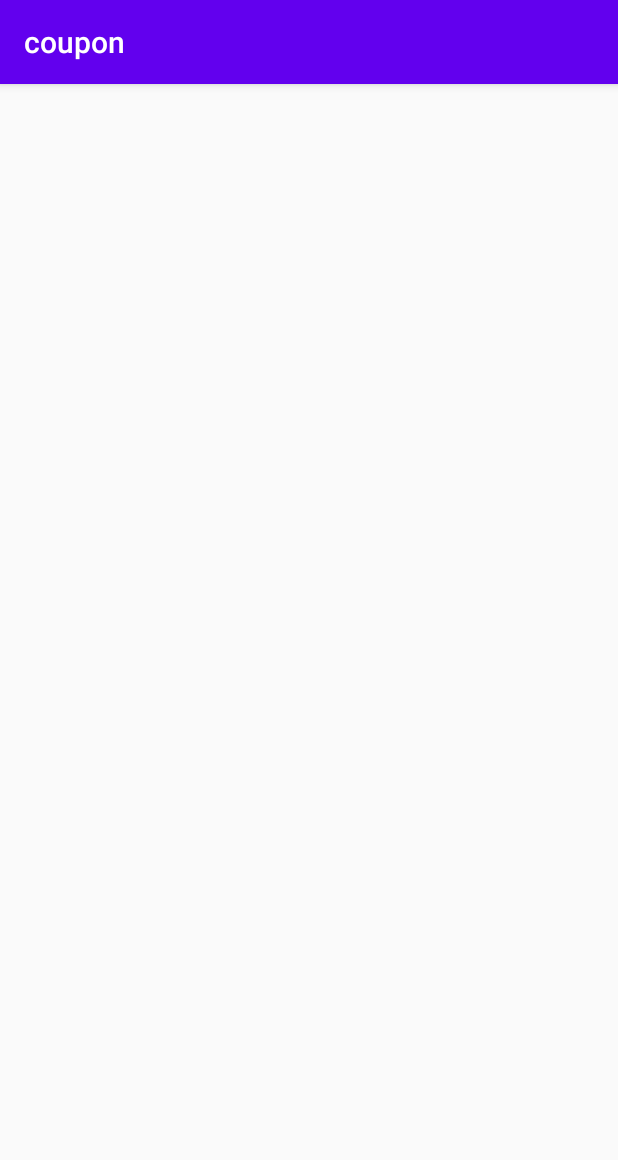
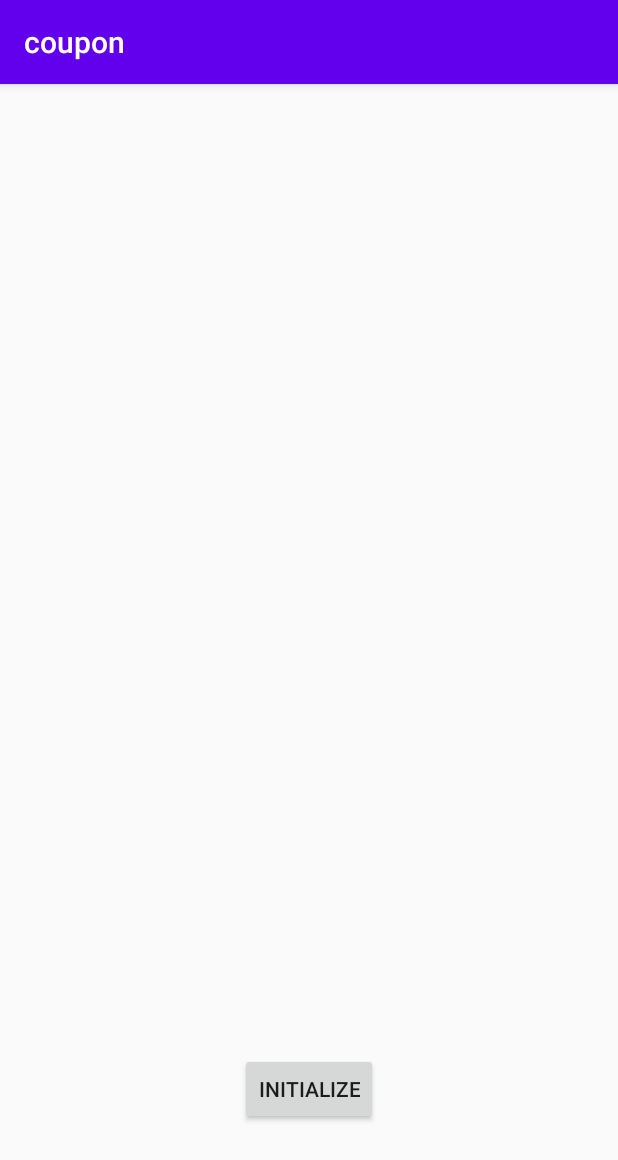
Before and after one commit to JeanSantosReyes/C51, an Android app: the screen it shows after launch (MainActivity), on a phone screen of 412 x 824 dp. Shown: the top 1160 px of the screen. Run offline under Robolectric (Android 15) with nearby library versions, the phone set to English and light mode, and no system bars.

```diff
--- a/app/src/main/AndroidManifest.xml
+++ b/app/src/main/AndroidManifest.xml
@@ -1,6 +1,8 @@
 <?xml version="1.0" encoding="utf-8"?>
 <manifest xmlns:android="http://schemas.android.com/apk/res/android"
     package="com.check.coupon">
+    <uses-permission android:name="android.permission.ACCESS_NETWORK_STATE"/>
+    <uses-permission android:name="android.permission.INTERNET" />
 
     <application
         android:allowBackup="true"
--- a/app/src/main/java/com/check/coupon/page/MainFragment.kt
+++ b/app/src/main/java/com/check/coupon/page/MainFragment.kt
@@ -8,6 +8,7 @@ import android.view.View
 import android.view.ViewGroup
 import com.check.coupon.R
 import com.check.coupon.viewmodel.MainViewModel
+import kotlinx.android.synthetic.main.main_fragment.*
 
 class MainFragment : Fragment() {
 
@@ -26,6 +27,11 @@ class MainFragment : Fragment() {
         super.onActivityCreated(savedInstanceState)
         viewModel = ViewModelProviders.of(this).get(MainViewModel::class.java)
         // TODO: Use the ViewModel
+        start.setOnClickListener{
+            viewModel.initializeRepository()
+        }
     }
 
+
+
 }
--- a/app/src/main/res/layout/main_fragment.xml
+++ b/app/src/main/res/layout/main_fragment.xml
@@ -8,4 +8,13 @@
     tools:context=".page.MainFragment">
 
 
+    <Button
+        android:id="@+id/start"
+        android:layout_width="wrap_content"
+        android:layout_height="wrap_content"
+        android:layout_marginBottom="74dp"
+        android:text="Initialize"
+        app:layout_constraintBottom_toBottomOf="parent"
+        app:layout_constraintEnd_toEndOf="parent"
+        app:layout_constraintStart_toStartOf="parent" />
 </androidx.constraintlayout.widget.ConstraintLayout>
```
Also changed, not shown: app/src/main/java/com/check/coupon/repository/CouponRepository.kt (+14 -5 lines), app/src/main/java/com/check/coupon/viewmodel/MainViewModel.kt (+18 -0 lines).
